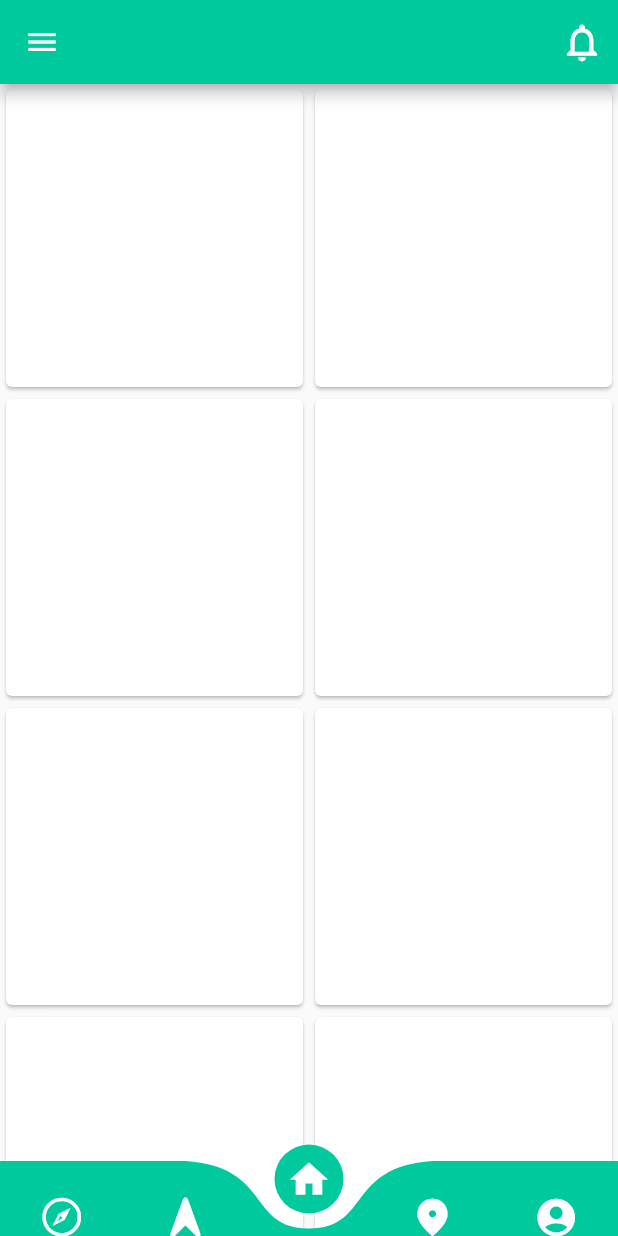
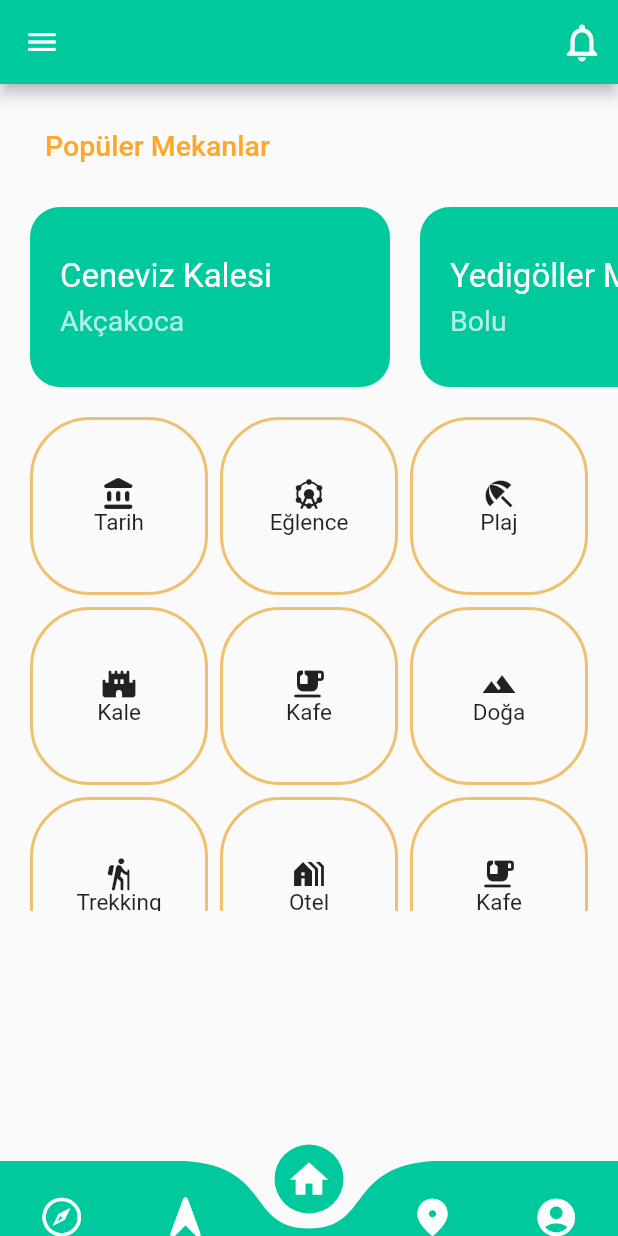
Before and after one commit to akinbs/travella, a Flutter app: the screen it shows once a user with an empty profile is signed in, on a phone screen of 412 x 824 dp. Run offline on Flutter 3.47's test engine with Material 2 defaults, Android fonts, the phone set to English and light mode, and no system bars; drawn by our look-alikes of curved_navigation_bar; our stand-ins replace cloud_firestore, firebase_auth, firebase_core, flutter_rating_bar, flutter_speed_dial, fluttertoast and 6 more; missing offline and left inert: flutter_polyline_points, swipe_deck; accounts and stored records are empty.

Commit message:
Anasayfayı yaptım

```diff
--- a/lib/temporary_pages/mainpage.dart
+++ b/lib/temporary_pages/mainpage.dart
@@ -1,30 +1,156 @@
 import 'package:flutter/material.dart';
+import 'package:travella_01/information_page/constants.dart';
 
 import '../models/mekan.dart';
 
 class main_page extends StatelessWidget {
+  Widget _HorizontalBar({required String title, required String subtitle,}){
+    return Container(
+      margin:EdgeInsets.symmetric(horizontal: 10),
+      padding: EdgeInsets.only(left:20),
+      height: 120,
+      width: 240,
+      decoration: BoxDecoration(
+        color: mainColor,
+        borderRadius: BorderRadius.circular(20)
+      ),
+      child: Column(
+        crossAxisAlignment: CrossAxisAlignment.start,
+        mainAxisAlignment: MainAxisAlignment.center,
+        children: [
+          Text(title,
+          style: TextStyle(
+            fontSize: 22,
+            color:Colors.white,
+          ),),
+          SizedBox(
+            height:5,
+          ),
+          Text(subtitle,
+          style: TextStyle(
+            fontSize: 19,
+            color: Colors.white70
+          ),
+          )
+
+        ],
+
+      ),
+    );
+
+  }
+
+  Widget _Items ({required Icon BoxIcon,required String name}){
+    return Container(
+
+      decoration: BoxDecoration(
+        borderRadius: BorderRadius.circular(40),
+        border: Border.all(color: Color.fromARGB(188, 235, 171, 61),width: 2)
+      ),
+      child: Column(
+        mainAxisAlignment: MainAxisAlignment.center,
+        children: [
+          Container(
+            height: 12,
+            decoration: BoxDecoration(
+            ),
+            child: BoxIcon,
+          ),
+          SizedBox(height: 10,),
+          Text(
+            name,
+            style:TextStyle(fontSize: 15) ,
+          ),
+
+        ],
+      ),
+    );
+
+  }
+
+
+
 
   const main_page({Key? key}) : super(key: key);
 
 
   @override
   Widget build(BuildContext context) {
-    return GridView.builder(gridDelegate:SliverGridDelegateWithFixedCrossAxisCount(crossAxisCount: 2 , ),
-    itemCount: 100,
-    itemBuilder: (BuildContext context, index){
-      return Container(
-        decoration: BoxDecoration(
+    return Scaffold(
+      extendBody: true,
+      body: Container(
+        child:Container(
+          height:800,
+          width: double.infinity,
 
-        borderRadius: BorderRadius.all(Radius.circular(20)),
-      ),
-        child: Card(
-          child: ListTile(
+          child: ListView(
 
+            children: [
+              Padding(
+                padding:const EdgeInsets.only(top:30,left:30),
+                child:Text(
+                  "Popüler Mekanlar",
+                  style: TextStyle(
+                    fontSize: 19,
+                    color:Colors.orange.shade400,
+                    fontWeight: FontWeight.w500,
+                  )
+
+                ),
+                ),
+              SingleChildScrollView(
+                scrollDirection: Axis.horizontal,
+                child:Padding(
+                  padding: const EdgeInsets.only(top:30,left:10),
+                  child:Row(
+                    children: [
+                      _HorizontalBar(title: "Ceneviz Kalesi", subtitle: "Akçakoca"),
+                      _HorizontalBar(title: "Yedigöller Milli Parkı", subtitle: "Bolu"),
+                      _HorizontalBar(title: "Fakıllı Mağrası", subtitle: "Akçakoca"),
+                      _HorizontalBar(title: "Kardüz Yaylası", subtitle: "Düzce"),
+                      _HorizontalBar(title: "Mavi Bayraklı Plajı", subtitle: "Akçakoca"),
+                      _HorizontalBar(title: "Melensu Park", subtitle: "Düzce"),
+                    ],)
+                ),
+              ),
+              Container(
+                padding: EdgeInsets.symmetric(horizontal: 20, ),
+                child: Column(
+                  crossAxisAlignment: CrossAxisAlignment.start,
+                  children: [
+
+                    Padding(
+                    padding:EdgeInsets.only(top: 20),
+                    child: Container(
+                      height:329,
+
+                      child:GridView.count(
+                        crossAxisCount: 3,
+                        crossAxisSpacing: 8,
+                        mainAxisSpacing: 8,
+                        childAspectRatio: 1,
+                        children: [
+                          _Items(BoxIcon: Icon(Icons.account_balance_rounded), name: "Tarih"),
+                          _Items(BoxIcon: Icon(Icons.attractions_rounded), name: "Eğlence"),
+                          _Items(BoxIcon: Icon(Icons.beach_access_sharp), name: "Plaj"),
+                          _Items(BoxIcon: Icon(Icons.castle_rounded), name: "Kale"),
+                          _Items(BoxIcon: Icon(Icons.emoji_food_beverage_rounded), name: "Kafe"),
+                          _Items(BoxIcon: Icon(Icons.filter_hdr_sharp), name: "Doğa"),
+                          _Items(BoxIcon: Icon(Icons.hiking_rounded), name: "Trekking"),
+                          _Items(BoxIcon: Icon(Icons.holiday_village_sharp), name: "Otel"),
+                          _Items(BoxIcon: Icon(Icons.emoji_food_beverage_rounded), name: "Kafe"),
+                        ],
+                      ) ,
+                    ),
+                    ),
+
+                  ],
+                ),
+              )
+            ],
           ),
-
         ),
-      );
-    }
+        ),
     );
 
 
```
